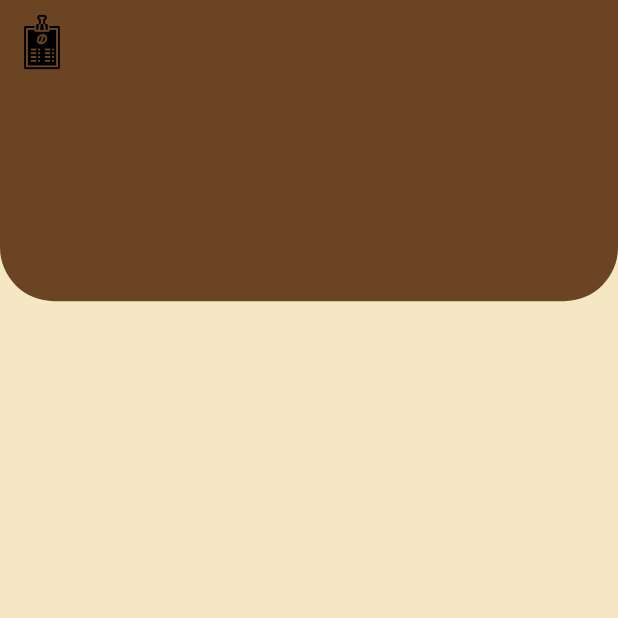
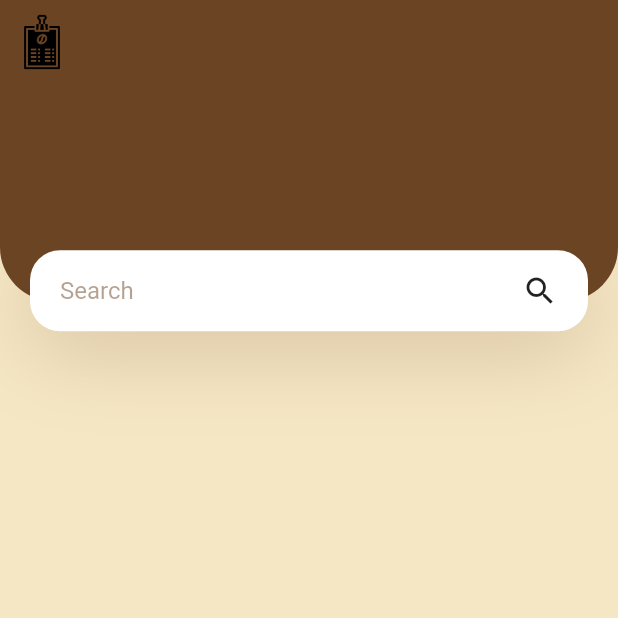
Before and after one commit to shinnkura/coffee_app, a Flutter app: the screen it shows after launch, on a phone screen of 412 x 824 dp, the top half of it. Run offline on Flutter 3.47's test engine with Material 2 defaults, Android fonts, the phone set to English and light mode, and no system bars.

Commit message:
検索窓の制作。ToDo:虫眼鏡アイコンの追加

```diff
--- a/lib/components/body.dart
+++ b/lib/components/body.dart
@@ -23,7 +23,47 @@
                     bottomRight: Radius.circular(36),
                   ),
                 ),
-              )
+              ),
+              Positioned(
+                bottom: 0,
+                left: 0,
+                right: 0,
+                child: Container(
+                  alignment: Alignment.center,
+                  margin: EdgeInsets.symmetric(horizontal: kDefaultPadding),
+                  padding: EdgeInsets.symmetric(horizontal: kDefaultPadding),
+                  height: 54,
+                  decoration: BoxDecoration(
+                    color: Colors.white,
+                    borderRadius: BorderRadius.circular(20),
+                    boxShadow: [
+                      BoxShadow(
+                        offset: const Offset(0, 10),
+                        blurRadius: 50,
+                        color: kPrimaryColor.withOpacity(.23),
+                      ),
+                    ],
+                  ),
+                  child: Row(
+                    children: <Widget>[
+                      Expanded(
+                        child: TextField(
+                          decoration: InputDecoration(
+                            hintText: "Search",
+                            hintStyle: TextStyle(
+                              color: kPrimaryColor.withOpacity(.5),
+                            ),
+                            enabledBorder: InputBorder.none,
+                            focusedBorder: InputBorder.none,
+                            // suffixIcon: Icon(Icons.search),
+                          ),
+                        ),
+                      ),
+                      Icon(Icons.search),
+                    ],
+                  ),
+                ),
+              ),
             ],
           ),
         )
```
